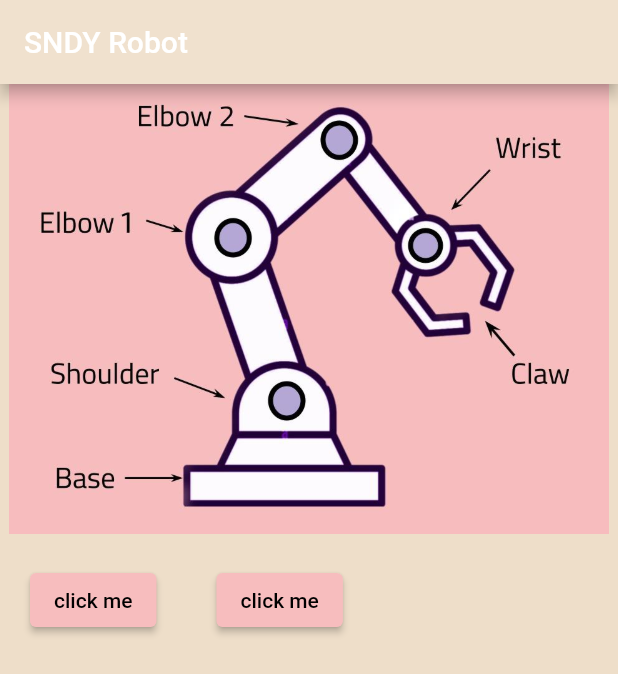
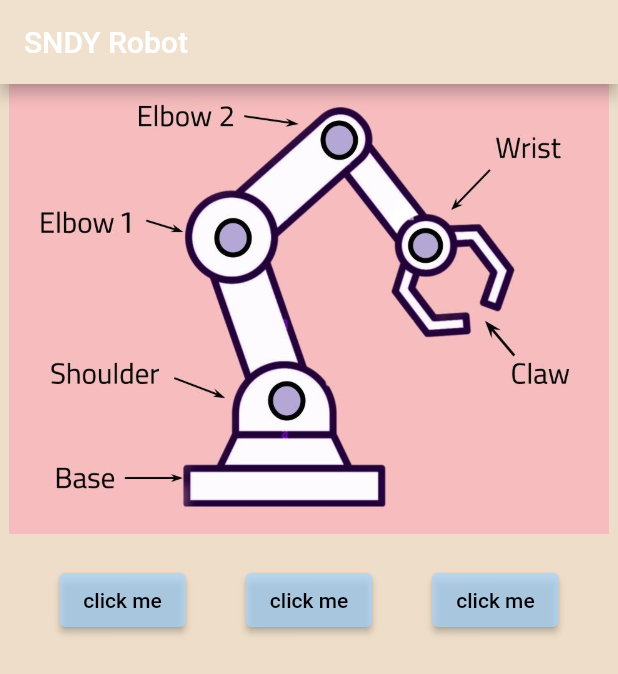
Before and after one commit to Kgo222/Technical_22-23, a Flutter app: the screen it shows after launch, on a phone screen of 412 x 824 dp. Shown: the top 674 px of the screen. Run offline on Flutter 3.47's test engine with Material 2 defaults, Android fonts, the phone set to English and light mode, and no system bars.

Commit message:
changed button colors

```diff
--- a/arm_control_flutter/lib/homepage.dart
+++ b/arm_control_flutter/lib/homepage.dart
@@ -68,25 +68,45 @@ class _HomePageState extends State<HomePage> {
               fit: BoxFit.contain,
             ),
             Row(
+                mainAxisAlignment: MainAxisAlignment.center,
               children:[
                 Container(
                   margin: EdgeInsets.all(20),
-                  alignment: Alignment.centerLeft,
+                  alignment: Alignment.center,
                   child: ElevatedButton(
                     child: Text("click me"),
                     onPressed: () {
                       print('you clicked me');
                     },
+                    style: ElevatedButton.styleFrom(
+                      primary: AppColors.purple,
+                    ),
                   ),
                 ),
                 Container(
-                  alignment: Alignment.centerRight,
+                  alignment: Alignment.center,
                   margin: EdgeInsets.all(20),
                   child: ElevatedButton(
                     child: Text("click me"),
                     onPressed: () {
                       print('you clicked me');
                     },
+                    style: ElevatedButton.styleFrom(
+                      primary: AppColors.purple,
+                    ),
+                  ),
+                ),
+                Container(
+                  alignment: Alignment.center,
+                  margin: EdgeInsets.all(20),
+                  child: ElevatedButton(
+                    child: Text("click me"),
+                    onPressed: () {
+                      print('you clicked me');
+                    },
+                    style: ElevatedButton.styleFrom(
+                      primary: AppColors.purple,
+                    ),
                   ),
                 ),
               ] //children
```
